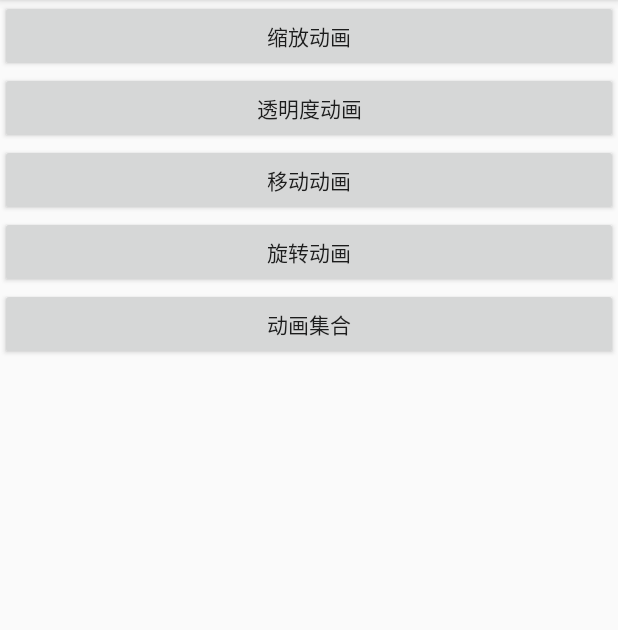
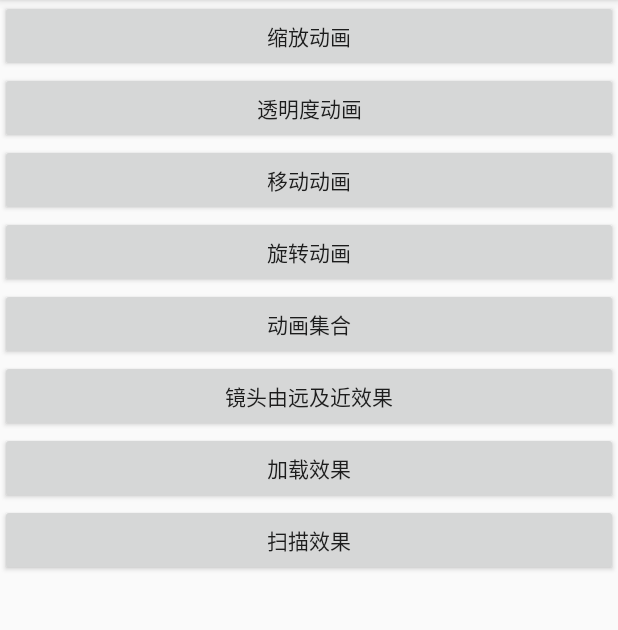
Before and after one commit to chaozhouzhang/CustomView, an Android app: the TweenAnimationActivity screen opened directly, with no data from a screen before it, on a phone screen of 412 x 824 dp, the part 84-714 px from its top. Run offline under Robolectric (Android 15) with nearby library versions, the phone set to English and light mode, and no system bars.

Commit message:
实现效果

```diff
--- a/CustomProgressView/app/build.gradle
+++ b/CustomProgressView/app/build.gradle
@@ -20,6 +20,10 @@ android {
             proguardFiles getDefaultProguardFile('proguard-android-optimize.txt'), 'proguard-rules.pro'
         }
     }
+    compileOptions {
+        sourceCompatibility JavaVersion.VERSION_1_8
+        targetCompatibility JavaVersion.VERSION_1_8
+    }
 }
 
 dependencies {
--- a/CustomProgressView/app/src/main/AndroidManifest.xml
+++ b/CustomProgressView/app/src/main/AndroidManifest.xml
@@ -27,6 +27,9 @@
         <activity android:name=".animation.view.tween.RotateAnimationActivity" />
         <activity android:name=".animation.view.tween.SetAnimationActivity" />
         <activity android:name=".animation.interpolator.InterpolatorActivity" />
+        <activity android:name=".animation.view.tween.CameraActivity" />
+        <activity android:name=".animation.view.tween.LoadingActivity" />
+        <activity android:name=".animation.view.tween.ScannerActivity" />
     </application>
 
 </manifest>
--- a/CustomProgressView/app/src/main/java/androidstack/progress/animation/view/tween/TweenAnimationActivity.java
+++ b/CustomProgressView/app/src/main/java/androidstack/progress/animation/view/tween/TweenAnimationActivity.java
@@ -23,6 +23,9 @@ public class TweenAnimationActivity extends AppCompatActivity implements View.On
     private Button mBtnTranslate;
     private Button mBtnRotate;
     private Button mBtnSet;
+    private Button mBtnCamera;
+    private Button mBtnLoading;
+    private Button mBtnScanner;
     @Override
     protected void onCreate(@Nullable Bundle savedInstanceState) {
         super.onCreate(savedInstanceState);
@@ -37,6 +40,12 @@ public class TweenAnimationActivity extends AppCompatActivity implements View.On
         mBtnRotate.setOnClickListener(this);
         mBtnSet = findViewById(R.id.btn_set_animation);
         mBtnSet.setOnClickListener(this);
+        mBtnCamera = findViewById(R.id.btn_camera);
+        mBtnCamera.setOnClickListener(this);
+        mBtnLoading = findViewById(R.id.btn_loading);
+        mBtnLoading.setOnClickListener(this);
+        mBtnScanner = findViewById(R.id.btn_scanner);
+        mBtnScanner.setOnClickListener(this);
     }
 
     @Override
@@ -57,6 +66,16 @@ public class TweenAnimationActivity extends AppCompatActivity implements View.On
             case R.id.btn_set_animation:
                 startActivity(new Intent(this,SetAnimationActivity.class));
                 break;
+            case R.id.btn_camera:
+                startActivity(new Intent(this,CameraActivity.class));
+                break;
+            case R.id.btn_loading:
+                startActivity(new Intent(this,LoadingActivity.class));
+                break;
+
+            case R.id.btn_scanner:
+                startActivity(new Intent(this,ScannerActivity.class));
+                break;
             default:
                 break;
         }
--- /dev/null
+++ b/CustomProgressView/app/src/main/res/drawable/shape_scanner.xml
@@ -0,0 +1,5 @@
+<?xml version="1.0" encoding="utf-8"?>
+<shape xmlns:android="http://schemas.android.com/apk/res/android" android:shape="oval" >
+    <solid android:color="#E64783"></solid>
+
+</shape>
--- a/CustomProgressView/app/src/main/res/layout/activity_tween_animation.xml
+++ b/CustomProgressView/app/src/main/res/layout/activity_tween_animation.xml
@@ -53,6 +53,33 @@
                 android:layout_height="wrap_content">
 
             </Button>
+
+
+
+            <Button
+                android:layout_width="match_parent"
+                android:text="镜头由远及近效果"
+                android:id="@+id/btn_camera"
+                android:layout_height="wrap_content">
+
+            </Button>
+
+            <Button
+                android:layout_width="match_parent"
+                android:text="加载效果"
+                android:id="@+id/btn_loading"
+                android:layout_height="wrap_content">
+
+            </Button>
+
+
+            <Button
+                android:layout_width="match_parent"
+                android:text="扫描效果"
+                android:id="@+id/btn_scanner"
+                android:layout_height="wrap_content">
+
+            </Button>
         </LinearLayout>
 
     </androidx.core.widget.NestedScrollView>
```
Also changed, not shown: CustomProgressView/app/src/main/java/androidstack/progress/animation/view/tween/CameraActivity.java (added, +45 -0 lines), CustomProgressView/app/src/main/java/androidstack/progress/animation/view/tween/LoadingActivity.java (added, +53 -0 lines), CustomProgressView/app/src/main/java/androidstack/progress/animation/view/tween/ScannerActivity.java (added, +64 -0 lines), CustomProgressView/app/src/main/res/anim/set_sanner.xml (added, +17 -0 lines), CustomProgressView/app/src/main/res/layout/activity_camera.xml (added, +14 -0 lines), CustomProgressView/app/src/main/res/layout/activity_loading.xml (added, +19 -0 lines), CustomProgressView/app/src/main/res/layout/activity_music.xml (added, +61 -0 lines), CustomProgressView/app/src/main/res/mipmap-xxhdpi/ic_camera.jpeg (added), CustomProgressView/app/src/main/res/mipmap-xxhdpi/ic_loading.png (added), CustomProgressView/app/src/main/res/mipmap-xxhdpi/ic_scanner.png (added).
